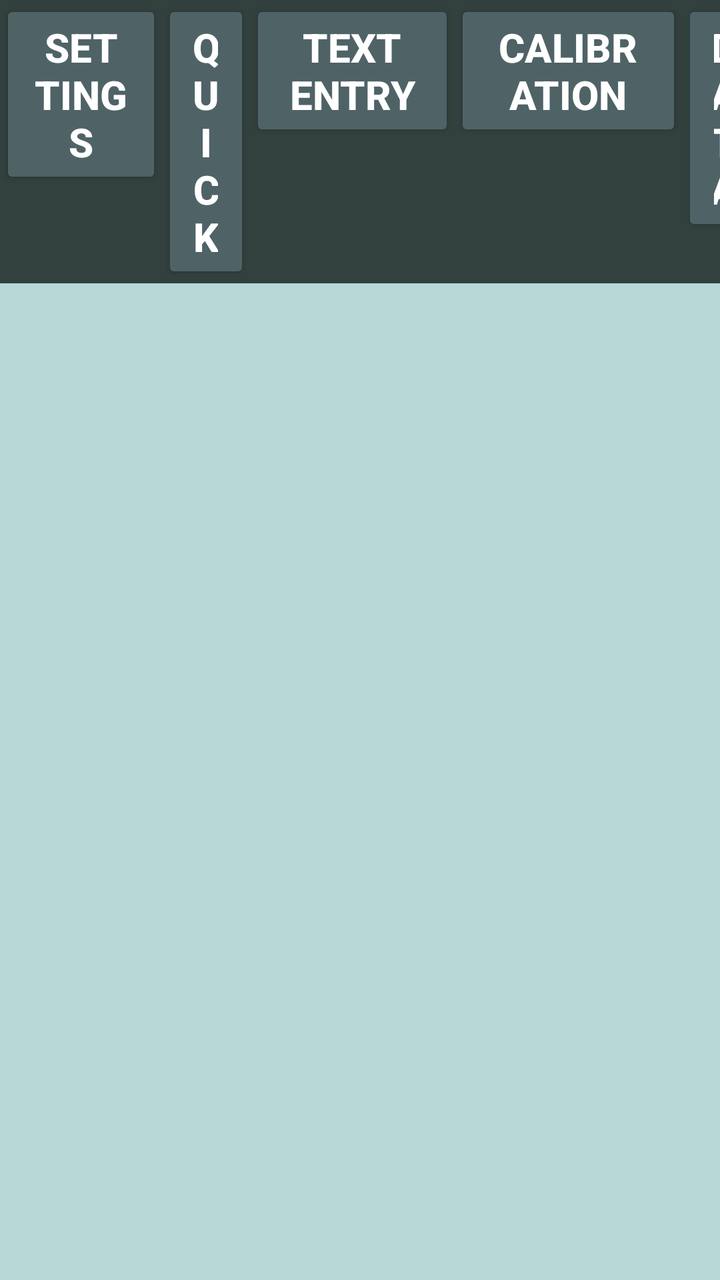
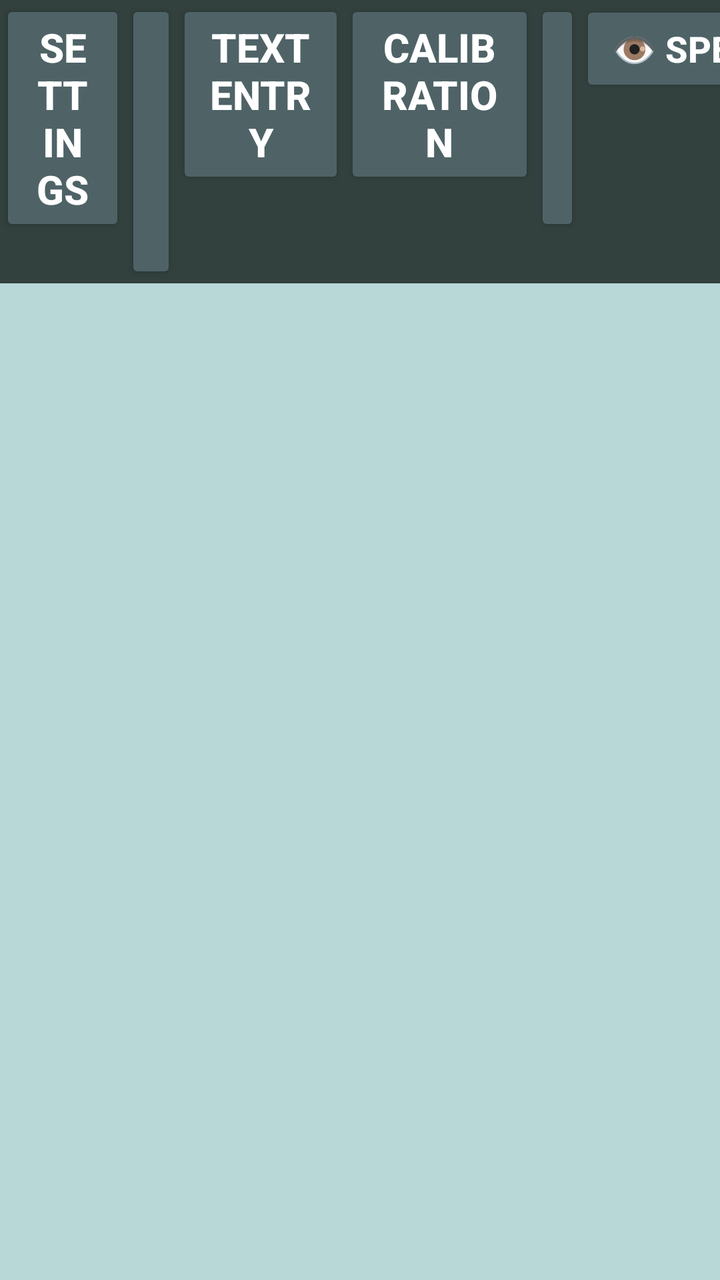

Screens rendered from an Android XML layout before and after an edit, with the pre-edit source and the edit as a unified diff.
<!-- AndroidManifest.xml: application theme Theme.OpenCV -->
<!-- res/layout/activity_main.xml -->
<?xml version="1.0" encoding="utf-8"?>
<LinearLayout xmlns:android="http://schemas.android.com/apk/res/android"
    xmlns:app="http://schemas.android.com/apk/res-auto"
    xmlns:tools="http://schemas.android.com/tools"
    android:layout_width="match_parent"
    android:layout_height="match_parent"
    android:background="@color/columbia_blue"
    android:orientation="vertical"
    tools:context="com.demo.opencv.MainActivity">

    <LinearLayout
        android:layout_width="match_parent"
        android:layout_height="wrap_content"
        android:background="@color/metal_green"
        android:orientation="horizontal"
        android:visibility="visible">

        <ImageView
            android:id="@+id/imageView16"
            android:layout_width="wrap_content"
            android:layout_height="match_parent"
            android:layout_weight="1"
            android:src="@drawable/baseline_home_24" />

        <Button
            android:id="@+id/devModeButton"
            style="@style/Widget.AppCompat.Button.Colored"
            android:layout_width="wrap_content"
            android:layout_height="wrap_content"
            android:layout_weight="1"
            android:fontFamily="sans-serif-medium"
            android:text="@string/Settings_Title"
            android:textColor="@color/white"
            android:textSize="20sp"
            android:textStyle="bold"
            android:typeface="normal" />

        <Button
            android:id="@+id/quickChatButton"
            style="@style/Widget.AppCompat.Button.Colored"
            android:layout_width="wrap_content"
            android:layout_height="wrap_content"
            android:layout_weight="1"
            android:fontFamily="sans-serif-medium"
            android:text="@string/QuickChat_TopBarTitle"
            android:textColor="@color/white"
            android:textSize="20sp"
            android:textStyle="bold"
            android:typeface="normal" />

        <Button
            android:id="@+id/textModeButton"
            style="@style/Widget.AppCompat.Button.Colored"
            android:layout_width="wrap_content"
            android:layout_height="wrap_content"
            android:layout_weight="1"
            android:fontFamily="sans-serif-medium"
            android:text="@string/TextEntry_TopBarTitle"
            android:textColor="@color/white"
            android:textSize="20sp"
            android:textStyle="bold"
            android:typeface="normal" />

        <Button
            android:id="@+id/calibrateButton"
            style="@style/Widget.AppCompat.Button.Colored"
            android:layout_width="wrap_content"
            android:layout_height="wrap_content"
            android:layout_weight="1"
            android:fontFamily="sans-serif-medium"
            android:text="@string/Calibration_TopBarTitle"
            android:textColor="@color/white"
            android:textSize="20sp"
            android:textStyle="bold"
            android:typeface="normal" />

        <Button
            android:id="@+id/clinicianModeButton"
            style="@style/Widget.AppCompat.Button.Colored"
            android:layout_width="wrap_content"
            android:layout_height="wrap_content"
            android:layout_weight="1"
            android:fontFamily="sans-serif-medium"
            android:text="@string/Clinician_TopBarTitle"
            android:textColor="@color/white"
            android:textSize="20sp"
            android:textStyle="bold"
            android:typeface="normal" />

    </LinearLayout>

    <LinearLayout
        android:layout_width="match_parent"
        android:layout_height="match_parent"
        android:orientation="vertical">

        <androidx.fragment.app.FragmentContainerView
            android:id="@+id/fragmentContainerView"
            android:layout_width="match_parent"
            android:layout_height="match_parent" />
    </LinearLayout>

</LinearLayout>
<!-- resources referenced by this layout -->
<resources>
  <color name="columbia_blue">#B8D8D8</color>
  <color name="metal_green">#32403e</color>
  <color name="white">#FFFFFFFF</color>
  <!-- drawable baseline_home_24 (drawable) -->
  <vector android:height="24dp" android:tint="#DDF2F1"
      android:viewportHeight="24" android:viewportWidth="24"
      android:width="24dp" xmlns:android="http://schemas.android.com/apk/res/android">
      <path android:fillColor="@android:color/white" android:pathData="M10,20v-6h4v6h5v-8h3L12,3 2,12h3v8z"/>
  </vector>
  <string name="Calibration_TopBarTitle">CALIBRATION</string>
  <string name="Clinician_TopBarTitle">DATA</string>
  <string name="QuickChat_TopBarTitle">QUICK</string>
  <string name="Settings_Title">SETTINGS</string>
  <string name="TextEntry_TopBarTitle">TEXT ENTRY</string>
  <style name="Theme.OpenCV" parent="Theme.MaterialComponents.DayNight.NoActionBar">
          
          <item name="colorPrimary">@color/purple_500</item>
          <item name="colorPrimaryVariant">@color/purple_700</item>
          <item name="colorOnPrimary">@color/white</item>
          
          <item name="colorSecondary">@color/teal_200</item>
          <item name="colorSecondaryVariant">@color/teal_700</item>
          <item name="colorOnSecondary">@color/black</item>
          
          <item name="android:statusBarColor">?attr/colorPrimaryVariant</item>
          
      </style>
  <color name="purple_500">#4F6367</color>
  <color name="purple_700">#FF3700B3</color>
  <color name="teal_200">#B8D8D8</color>
  <color name="teal_700">#FF018786</color>
  <color name="black">#FF000000</color>
</resources>

<!-- the commit's change to res/layout/activity_main.xml (unified diff, before → after) -->
@@ -87,6 +87,21 @@
             android:textStyle="bold"
             android:typeface="normal" />
 
+        <Button
+            android:id="@+id/blinkKeyboardButton"
+            style="@style/Widget.AppCompat.Button.Colored"
+            android:layout_width="wrap_content"
+            android:layout_height="wrap_content"
+            android:contentDescription="Spell with Eyes"
+            android:fontFamily="sans-serif-medium"
+            android:maxLines="1"
+            android:text="👁 Spell"
+            android:textColor="@color/white"
+            android:textSize="18sp"
+            android:textStyle="bold"
+            android:typeface="normal"
+            tools:ignore="HardcodedText" />
+
     </LinearLayout>
 
     <LinearLayout
